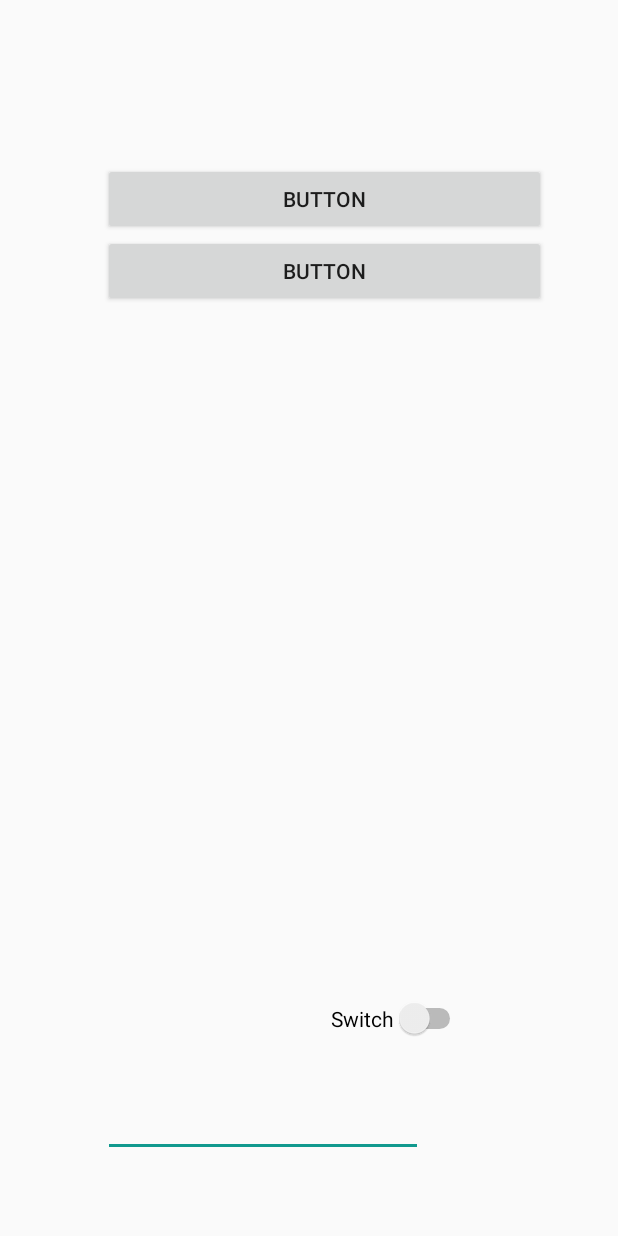
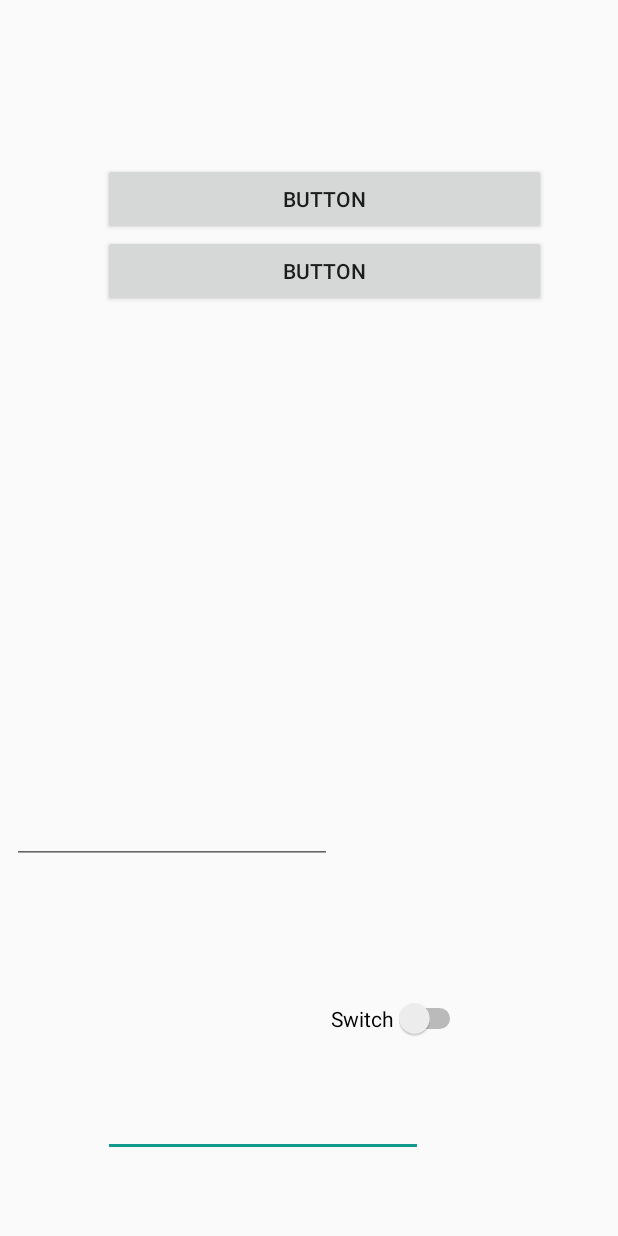
Before and after one commit to amoda-sasmitha/MAD_Project, an Android app: the accountView screen opened directly, with no data from a screen before it, on a phone screen of 412 x 824 dp. Run offline under Robolectric (Android 15) with nearby library versions, the phone set to English and light mode, and no system bars.

Commit message:
1st activity done

```diff
--- a/app/src/main/res/layout/activity_account_view.xml
+++ b/app/src/main/res/layout/activity_account_view.xml
@@ -86,4 +86,21 @@
         app:layout_constraintTop_toTopOf="parent"
         app:layout_constraintVertical_bias="0.941" />
 
+    <EditText
+        android:id="@+id/editText3"
+        android:layout_width="wrap_content"
+        android:layout_height="wrap_content"
+        android:layout_marginStart="8dp"
+        android:layout_marginTop="8dp"
+        android:layout_marginEnd="8dp"
+        android:layout_marginBottom="8dp"
+        android:ems="10"
+        android:inputType="number"
+        app:layout_constraintBottom_toBottomOf="parent"
+        app:layout_constraintEnd_toEndOf="parent"
+        app:layout_constraintHorizontal_bias="0.0"
+        app:layout_constraintStart_toStartOf="parent"
+        app:layout_constraintTop_toTopOf="parent"
+        app:layout_constraintVertical_bias="0.685" />
+
 </androidx.constraintlayout.widget.ConstraintLayout>
```
